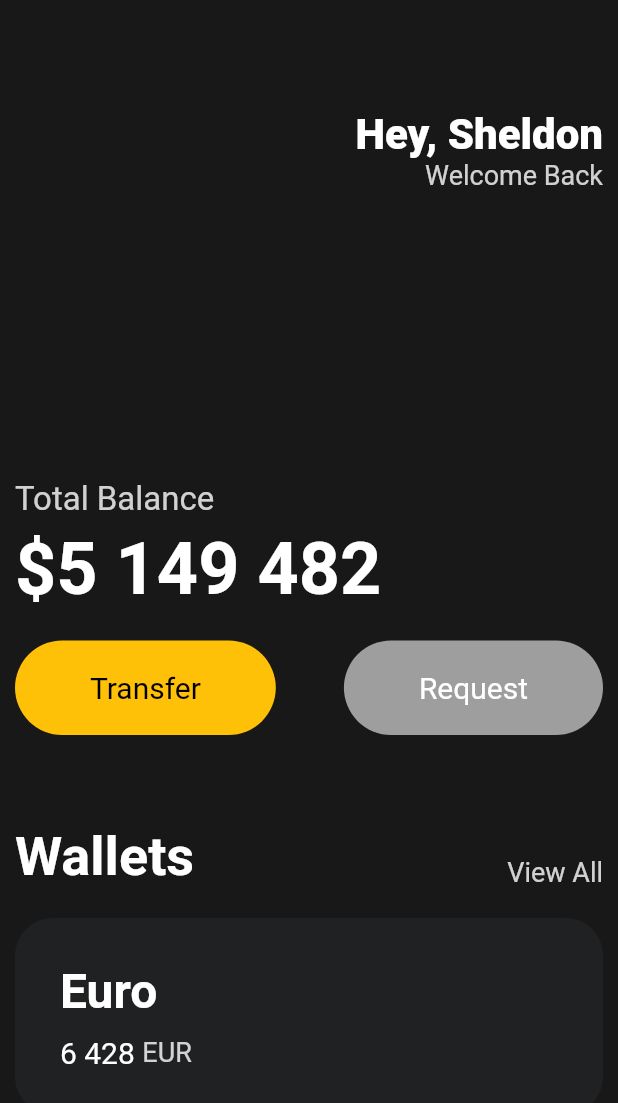
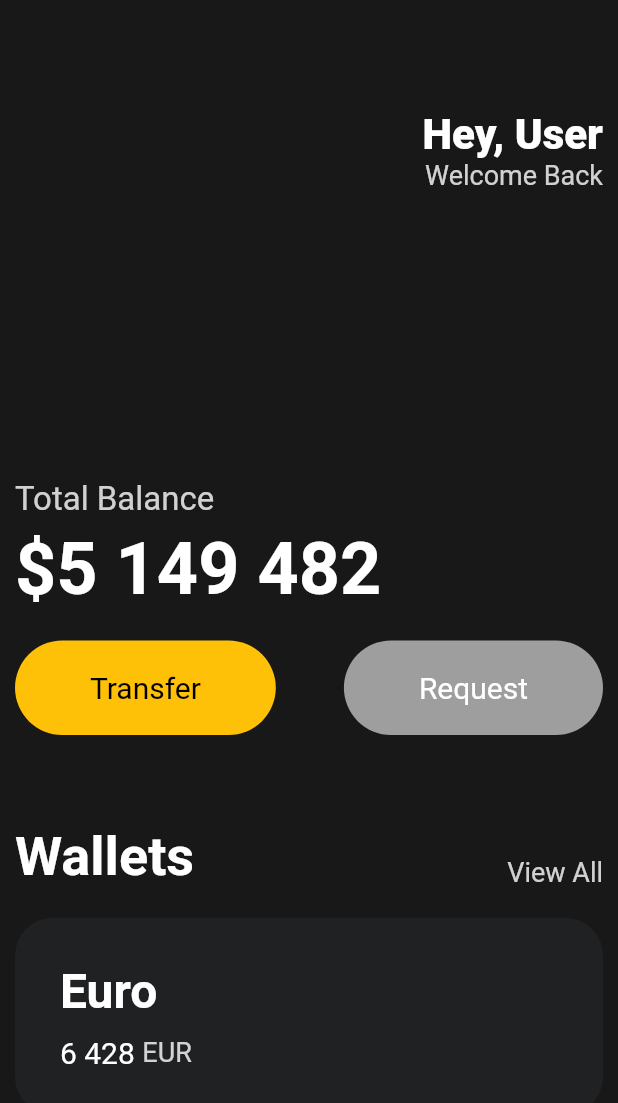
Before and after one commit to UnyongChoi/flutter_tutorial, a Flutter app: the screen it shows after launch, on a phone screen of 412 x 824 dp. Shown: the top 1103 px of the screen. Run offline on Flutter 3.47's test engine with Material 2 defaults, Android fonts, the light colour scheme and no system bars.

Commit message:
commit in order to sync up all codes

```diff
--- a/lib/main.dart
+++ b/lib/main.dart
@@ -30,7 +30,7 @@ class App extends StatelessWidget {
                     crossAxisAlignment: CrossAxisAlignment.end,
                     children: [
                       const Text(
-                        'Hey, Sheldon',
+                        'Hey, User',
                         style: TextStyle(
                           color: Colors.white,
                           fontSize: 28,
```
